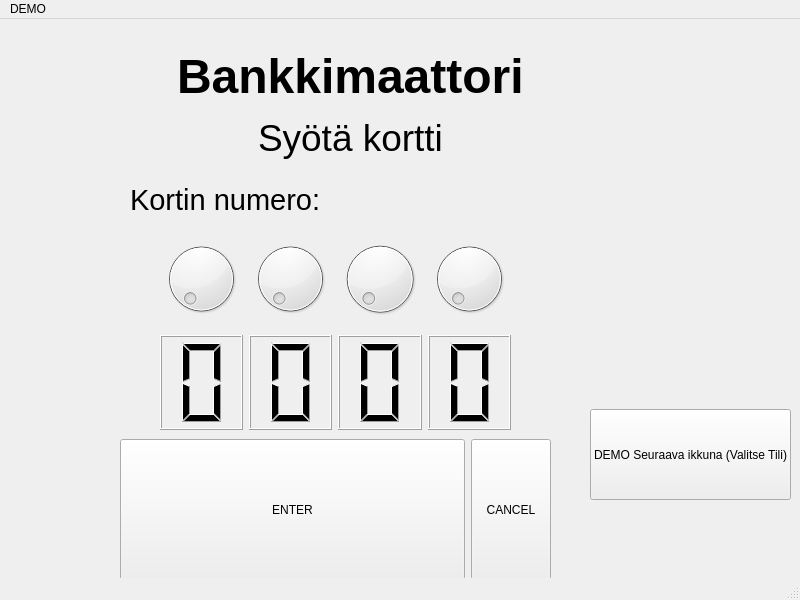
tvt23-pankkiprojekti/SPO_Group1, file bank-automat/mainwindow.ui: the form before one commit.
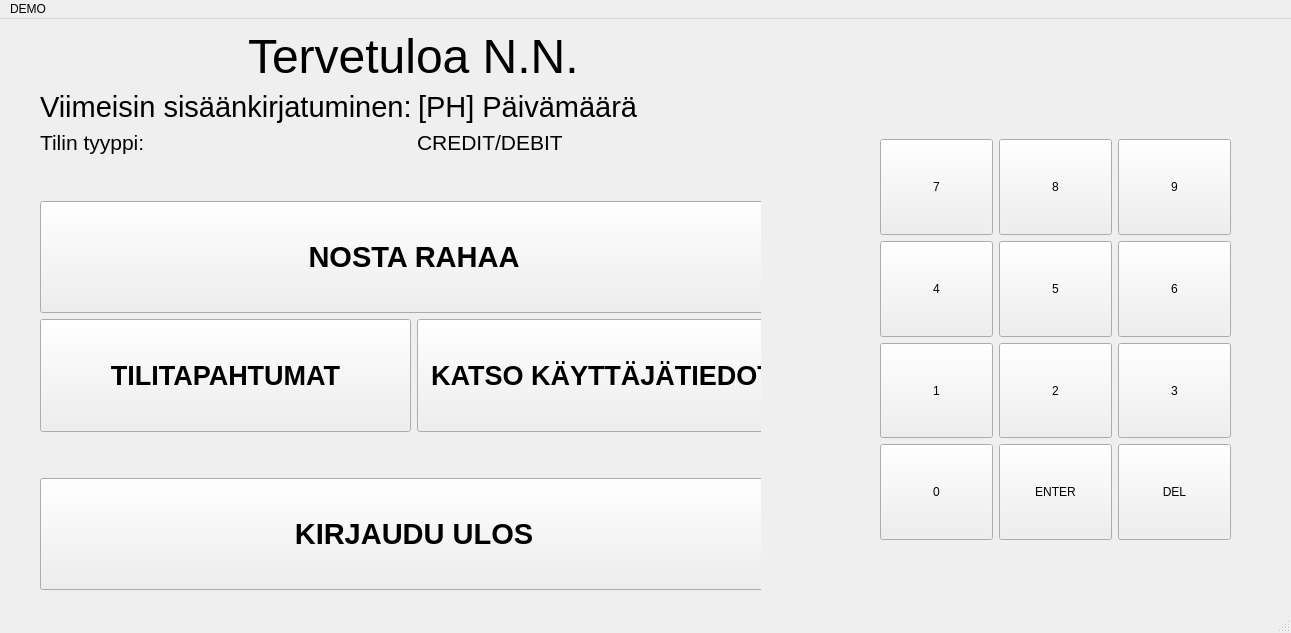
The form after the commit.

Patch:
```diff
--- a/bank-automat/mainwindow.ui
+++ b/bank-automat/mainwindow.ui
@@ -6,21 +6,202 @@
    <rect>
     <x>0</x>
     <y>0</y>
-    <width>800</width>
-    <height>600</height>
+    <width>1291</width>
+    <height>633</height>
    </rect>
   </property>
   <property name="windowTitle">
    <string>MainWindow</string>
   </property>
   <widget class="QWidget" name="centralwidget">
+   <widget class="QWidget" name="gridLayoutWidget">
+    <property name="geometry">
+     <rect>
+      <x>880</x>
+      <y>120</y>
+      <width>351</width>
+      <height>401</height>
+     </rect>
+    </property>
+    <layout class="QGridLayout" name="gridLayout">
+     <item row="1" column="1">
+      <widget class="QPushButton" name="btnNum5">
+       <property name="sizePolicy">
+        <sizepolicy hsizetype="Expanding" vsizetype="Expanding">
+         <horstretch>0</horstretch>
+         <verstretch>0</verstretch>
+        </sizepolicy>
+       </property>
+       <property name="text">
+        <string>5</string>
+       </property>
+      </widget>
+     </item>
+     <item row="0" column="1">
+      <widget class="QPushButton" name="btnNum8">
+       <property name="sizePolicy">
+        <sizepolicy hsizetype="Expanding" vsizetype="Expanding">
+         <horstretch>0</horstretch>
+         <verstretch>0</verstretch>
+        </sizepolicy>
+       </property>
+       <property name="text">
+        <string>8</string>
+       </property>
+      </widget>
+     </item>
+     <item row="2" column="1">
+      <widget class="QPushButton" name="btnNum2">
+       <property name="sizePolicy">
+        <sizepolicy hsizetype="Expanding" vsizetype="Expanding">
+         <horstretch>0</horstretch>
+         <verstretch>0</verstretch>
+        </sizepolicy>
+       </property>
+       <property name="text">
+        <string>2</string>
+       </property>
+      </widget>
+     </item>
+     <item row="1" column="2">
+      <widget class="QPushButton" name="btnNum6">
+       <property name="sizePolicy">
+        <sizepolicy hsizetype="Expanding" vsizetype="Expanding">
+         <horstretch>0</horstretch>
+         <verstretch>0</verstretch>
+        </sizepolicy>
+       </property>
+       <property name="text">
+        <string>6</string>
+       </property>
+      </widget>
+     </item>
+     <item row="0" column="0">
+      <widget class="QPushButton" name="btnNum7">
+       <property name="sizePolicy">
+        <sizepolicy hsizetype="Expanding" vsizetype="Expanding">
+         <horstretch>0</horstretch>
+         <verstretch>0</verstretch>
+        </sizepolicy>
+       </property>
+       <property name="text">
+        <string>7</string>
+       </property>
+      </widget>
+     </item>
+     <item row="2" column="0">
+      <widget class="QPushButton" name="btnNum1">
+       <property name="sizePolicy">
+        <sizepolicy hsizetype="Expanding" vsizetype="Expanding">
+         <horstretch>0</horstretch>
+         <verstretch>0</verstretch>
+        </sizepolicy>
+       </property>
+       <property name="text">
+        <string>1</string>
+       </property>
+      </widget>
+     </item>
+     <item row="1" column="0">
+      <widget class="QPushButton" name="btnNum4">
+       <property name="sizePolicy">
+        <sizepolicy hsizetype="Expanding" vsizetype="Expanding">
+         <horstretch>0</horstretch>
+         <verstretch>0</verstretch>
+        </sizepolicy>
+       </property>
+       <property name="text">
+        <string>4</string>
+       </property>
+      </widget>
+     </item>
+     <item row="0" column="2">
+      <widget class="QPushButton" name="btnNum1_9">
+       <property name="sizePolicy">
+        <sizepolicy hsizetype="Expanding" vsizetype="Expanding">
+         <horstretch>0</horstretch>
+         <verstretch>0</verstretch>
+        </sizepolicy>
+       </property>
+       <property name="text">
+        <string>9</string>
+       </property>
+      </widget>
+     </item>
+     <item row="2" column="2">
+      <widget class="QPushButton" name="btnNum3">
+       <property name="sizePolicy">
+        <sizepolicy hsizetype="Expanding" vsizetype="Expanding">
+         <horstretch>0</horstretch>
+         <verstretch>0</verstretch>
+        </sizepolicy>
+       </property>
+       <property name="text">
+        <string>3</string>
+       </property>
+      </widget>
+     </item>
+     <item row="3" column="0">
+      <widget class="QPushButton" name="btnNum0">
+       <property name="sizePolicy">
+        <sizepolicy hsizetype="Expanding" vsizetype="Expanding">
+         <horstretch>0</horstretch>
+         <verstretch>0</verstretch>
+        </sizepolicy>
+       </property>
+       <property name="text">
+        <string>0</string>
+       </property>
+      </widget>
+     </item>
+     <item row="3" column="1">
+      <widget class="QPushButton" name="btnNumEnter">
+       <property name="sizePolicy">
+        <sizepolicy hsizetype="Expanding" vsizetype="Expanding">
+         <horstretch>0</horstretch>
+         <verstretch>0</verstretch>
+        </sizepolicy>
+       </property>
+       <property name="text">
+        <string>ENTER</string>
+       </property>
+      </widget>
+     </item>
+     <item row="3" column="2">
+      <widget class="QPushButton" name="btnNumDel">
+       <property name="sizePolicy">
+        <sizepolicy hsizetype="Expanding" vsizetype="Expanding">
+         <horstretch>0</horstretch>
+         <verstretch>0</verstretch>
+        </sizepolicy>
+       </property>
+       <property name="text">
+        <string>DEL</string>
+       </property>
+      </widget>
+     </item>
+    </layout>
+   </widget>
+   <widget class="QStackedWidget" name="stackedWidget">
+    <property name="geometry">
+     <rect>
+      <x>10</x>
+      <y>0</y>
+      <width>751</width>
+      <height>581</height>
+     </rect>
+    </property>
+    <property name="currentIndex">
+     <number>2</number>
+    </property>
+    <widget class="QWidget" name="pageStartMenu">
    <widget class="QWidget" name="verticalLayoutWidget">
     <property name="geometry">
      <rect>
-      <x>130</x>
-      <y>30</y>
+        <x>140</x>
+        <y>10</y>
       <width>441</width>
-      <height>178</height>
+        <height>210</height>
      </rect>
     </property>
     <layout class="QVBoxLayout" name="verticalLayout">
@@ -85,97 +266,48 @@
    <widget class="QWidget" name="gridLayoutWidget_2">
     <property name="geometry">
      <rect>
-      <x>160</x>
-      <y>210</y>
-      <width>351</width>
-      <height>201</height>
+        <x>110</x>
+        <y>190</y>
+        <width>511</width>
+        <height>221</height>
      </rect>
     </property>
     <layout class="QGridLayout" name="gridLayout_2">
-     <item row="0" column="2">
-      <widget class="QDial" name="pinDial3">
-       <property name="maximum">
-        <number>9</number>
-       </property>
-      </widget>
-     </item>
-     <item row="0" column="1">
-      <widget class="QDial" name="pinDial2">
-       <property name="maximum">
-        <number>9</number>
-       </property>
-      </widget>
-     </item>
-     <item row="1" column="0">
-      <widget class="QLCDNumber" name="pinValue1">
-       <property name="enabled">
-        <bool>true</bool>
-       </property>
-       <property name="font">
-        <font>
-         <pointsize>28</pointsize>
-        </font>
-       </property>
-       <property name="digitCount">
-        <number>1</number>
+       <item row="0" column="0">
+        <widget class="QLabel" name="label_3">
+         <property name="text">
+          <string>TextLabel</string>
        </property>
       </widget>
      </item>
      <item row="0" column="3">
-      <widget class="QDial" name="pinDial4">
-       <property name="maximum">
-        <number>9</number>
+        <widget class="QLabel" name="label_6">
+         <property name="text">
+          <string>TextLabel</string>
        </property>
       </widget>
      </item>
-     <item row="1" column="1">
-      <widget class="QLCDNumber" name="pinValue2">
-       <property name="digitCount">
-        <number>1</number>
+       <item row="0" column="2">
+        <widget class="QLabel" name="label_5">
+         <property name="text">
+          <string>TextLabel</string>
        </property>
       </widget>
      </item>
-     <item row="1" column="3">
-      <widget class="QLCDNumber" name="pinValue4">
-       <property name="digitCount">
-        <number>1</number>
-       </property>
-      </widget>
-     </item>
-     <item row="1" column="2">
-      <widget class="QLCDNumber" name="pinValue3">
-       <property name="digitCount">
-        <number>1</number>
-       </property>
-      </widget>
-     </item>
-     <item row="0" column="0">
-      <widget class="QDial" name="pinDial1">
-       <property name="maximum">
-        <number>9</number>
+       <item row="0" column="1">
+        <widget class="QLabel" name="label_4">
+         <property name="text">
+          <string>TextLabel</string>
        </property>
       </widget>
      </item>
     </layout>
    </widget>
-   <widget class="QPushButton" name="pushButton_2">
-    <property name="geometry">
-     <rect>
-      <x>590</x>
-      <y>390</y>
-      <width>201</width>
-      <height>91</height>
-     </rect>
-    </property>
-    <property name="text">
-     <string>DEMO Seuraava ikkuna (Valitse Tili)</string>
-    </property>
-   </widget>
    <widget class="QWidget" name="horizontalLayoutWidget_2">
     <property name="geometry">
      <rect>
       <x>120</x>
-      <y>420</y>
+        <y>430</y>
       <width>431</width>
       <height>141</height>
      </rect>
@@ -219,14 +351,407 @@
     </layout>
    </widget>
   </widget>
+    <widget class="QWidget" name="pageValitseTili">
+     <widget class="QWidget" name="verticalLayoutWidget_2">
+      <property name="geometry">
+       <rect>
+        <x>180</x>
+        <y>190</y>
+        <width>331</width>
+        <height>251</height>
+       </rect>
+      </property>
+      <layout class="QVBoxLayout" name="verticalLayout_3">
+       <item alignment="Qt::AlignHCenter">
+        <widget class="QLabel" name="label_9">
+         <property name="font">
+          <font>
+           <pointsize>36</pointsize>
+           <bold>true</bold>
+          </font>
+         </property>
+         <property name="text">
+          <string>Valitse Tili</string>
+         </property>
+        </widget>
+       </item>
+       <item>
+        <spacer name="verticalSpacer">
+         <property name="orientation">
+          <enum>Qt::Vertical</enum>
+         </property>
+         <property name="sizeHint" stdset="0">
+          <size>
+           <width>20</width>
+           <height>40</height>
+          </size>
+         </property>
+        </spacer>
+       </item>
+       <item>
+        <layout class="QHBoxLayout" name="horizontalLayout_4">
+         <item>
+          <widget class="QPushButton" name="btnValitseCredit">
+           <property name="sizePolicy">
+            <sizepolicy hsizetype="Expanding" vsizetype="Expanding">
+             <horstretch>0</horstretch>
+             <verstretch>0</verstretch>
+            </sizepolicy>
+           </property>
+           <property name="text">
+            <string>Credit</string>
+           </property>
+          </widget>
+         </item>
+         <item>
+          <widget class="QPushButton" name="btnValitseDebit">
+           <property name="sizePolicy">
+            <sizepolicy hsizetype="Expanding" vsizetype="Expanding">
+             <horstretch>0</horstretch>
+             <verstretch>0</verstretch>
+            </sizepolicy>
+           </property>
+           <property name="text">
+            <string>Debit</string>
+           </property>
+          </widget>
+         </item>
+        </layout>
+       </item>
+      </layout>
+     </widget>
+    </widget>
+    <widget class="QWidget" name="pageMainMenu">
+     <widget class="QWidget" name="verticalLayoutWidget_3">
+      <property name="geometry">
+       <rect>
+        <x>30</x>
+        <y>10</y>
+        <width>748</width>
+        <height>561</height>
+       </rect>
+      </property>
+      <layout class="QVBoxLayout" name="verticalLayout_4">
+       <item>
+        <layout class="QVBoxLayout" name="verticalLayout_5">
+         <item alignment="Qt::AlignHCenter">
+          <widget class="QLabel" name="label_10">
+           <property name="font">
+            <font>
+             <pointsize>36</pointsize>
+            </font>
+           </property>
+           <property name="text">
+            <string>Tervetuloa N.N.</string>
+           </property>
+          </widget>
+         </item>
+         <item>
+          <layout class="QHBoxLayout" name="horizontalLayout_5">
+           <item>
+            <widget class="QLabel" name="label_11">
+             <property name="font">
+              <font>
+               <pointsize>22</pointsize>
+              </font>
+             </property>
+             <property name="text">
+              <string>Viimeisin sisäänkirjatuminen:</string>
+             </property>
+            </widget>
+           </item>
+           <item>
+            <widget class="QLabel" name="labelLastLogin">
+             <property name="font">
+              <font>
+               <pointsize>22</pointsize>
+              </font>
+             </property>
+             <property name="text">
+              <string>[PH] Päivämäärä</string>
+             </property>
+            </widget>
+           </item>
+          </layout>
+         </item>
+        </layout>
+       </item>
+       <item>
+        <layout class="QHBoxLayout" name="horizontalLayout_6">
+         <item>
+          <widget class="QLabel" name="label_12">
+           <property name="font">
+            <font>
+             <pointsize>16</pointsize>
+            </font>
+           </property>
+           <property name="text">
+            <string>Tilin tyyppi:</string>
+           </property>
+          </widget>
+         </item>
+         <item>
+          <widget class="QLabel" name="labelAccountType">
+           <property name="font">
+            <font>
+             <pointsize>16</pointsize>
+            </font>
+           </property>
+           <property name="text">
+            <string>CREDIT/DEBIT</string>
+           </property>
+          </widget>
+         </item>
+        </layout>
+       </item>
+       <item>
+        <spacer name="verticalSpacer_2">
+         <property name="orientation">
+          <enum>Qt::Vertical</enum>
+         </property>
+         <property name="sizeType">
+          <enum>QSizePolicy::Fixed</enum>
+         </property>
+         <property name="sizeHint" stdset="0">
+          <size>
+           <width>20</width>
+           <height>40</height>
+          </size>
+         </property>
+        </spacer>
+       </item>
+       <item>
+        <layout class="QVBoxLayout" name="verticalLayout_6">
+         <item>
+          <widget class="QPushButton" name="btnNostaRahaa">
+           <property name="sizePolicy">
+            <sizepolicy hsizetype="Expanding" vsizetype="Expanding">
+             <horstretch>0</horstretch>
+             <verstretch>0</verstretch>
+            </sizepolicy>
+           </property>
+           <property name="font">
+            <font>
+             <pointsize>22</pointsize>
+             <bold>true</bold>
+            </font>
+           </property>
+           <property name="text">
+            <string>NOSTA RAHAA</string>
+           </property>
+          </widget>
+         </item>
+         <item>
+          <layout class="QHBoxLayout" name="horizontalLayout_7">
+           <item>
+            <widget class="QPushButton" name="btnTilitapahtumat">
+             <property name="sizePolicy">
+              <sizepolicy hsizetype="Expanding" vsizetype="Expanding">
+               <horstretch>0</horstretch>
+               <verstretch>0</verstretch>
+              </sizepolicy>
+             </property>
+             <property name="font">
+              <font>
+               <pointsize>20</pointsize>
+               <bold>true</bold>
+              </font>
+             </property>
+             <property name="text">
+              <string>TILITAPAHTUMAT</string>
+             </property>
+            </widget>
+           </item>
+           <item>
+            <widget class="QPushButton" name="btnKatsoTiedot">
+             <property name="sizePolicy">
+              <sizepolicy hsizetype="Expanding" vsizetype="Expanding">
+               <horstretch>0</horstretch>
+               <verstretch>0</verstretch>
+              </sizepolicy>
+             </property>
+             <property name="font">
+              <font>
+               <pointsize>20</pointsize>
+               <bold>true</bold>
+              </font>
+             </property>
+             <property name="autoFillBackground">
+              <bool>false</bool>
+             </property>
+             <property name="text">
+              <string>KATSO KÄYTTÄJÄTIEDOT</string>
+             </property>
+            </widget>
+           </item>
+          </layout>
+         </item>
+         <item>
+          <spacer name="verticalSpacer_3">
+           <property name="orientation">
+            <enum>Qt::Vertical</enum>
+           </property>
+           <property name="sizeType">
+            <enum>QSizePolicy::Fixed</enum>
+           </property>
+           <property name="sizeHint" stdset="0">
+            <size>
+             <width>20</width>
+             <height>40</height>
+            </size>
+           </property>
+          </spacer>
+         </item>
+         <item>
+          <widget class="QPushButton" name="btnKirjauduUlos">
+           <property name="sizePolicy">
+            <sizepolicy hsizetype="Expanding" vsizetype="Expanding">
+             <horstretch>0</horstretch>
+             <verstretch>0</verstretch>
+            </sizepolicy>
+           </property>
+           <property name="font">
+            <font>
+             <pointsize>22</pointsize>
+             <bold>true</bold>
+            </font>
+           </property>
+           <property name="text">
+            <string>KIRJAUDU ULOS</string>
+           </property>
+          </widget>
+         </item>
+        </layout>
+       </item>
+      </layout>
+     </widget>
+    </widget>
+    <widget class="QWidget" name="pageNostaRahaa">
+     <widget class="QLabel" name="label_13">
+      <property name="geometry">
+       <rect>
+        <x>200</x>
+        <y>10</y>
+        <width>271</width>
+        <height>91</height>
+       </rect>
+      </property>
+      <property name="font">
+       <font>
+        <pointsize>26</pointsize>
+        <bold>true</bold>
+       </font>
+      </property>
+      <property name="text">
+       <string>NOSTA RAHAA</string>
+      </property>
+     </widget>
+     <widget class="QPushButton" name="btnTakaisin">
+      <property name="geometry">
+       <rect>
+        <x>200</x>
+        <y>440</y>
+        <width>331</width>
+        <height>91</height>
+       </rect>
+      </property>
+      <property name="baseSize">
+       <size>
+        <width>0</width>
+        <height>5</height>
+       </size>
+      </property>
+      <property name="font">
+       <font>
+        <pointsize>22</pointsize>
+        <bold>true</bold>
+       </font>
+      </property>
+      <property name="text">
+       <string>TAKAISIN</string>
+      </property>
+     </widget>
+    </widget>
+    <widget class="QWidget" name="pageTiliTapahtumat">
+     <widget class="QLabel" name="label_14">
+      <property name="geometry">
+       <rect>
+        <x>190</x>
+        <y>20</y>
+        <width>311</width>
+        <height>91</height>
+       </rect>
+      </property>
+      <property name="font">
+       <font>
+        <pointsize>26</pointsize>
+        <bold>true</bold>
+       </font>
+      </property>
+      <property name="text">
+       <string>TILI TAPAHTUMAT</string>
+      </property>
+     </widget>
+     <widget class="QPushButton" name="btnTakaisin2">
+      <property name="geometry">
+       <rect>
+        <x>220</x>
+        <y>440</y>
+        <width>231</width>
+        <height>81</height>
+       </rect>
+      </property>
+      <property name="text">
+       <string>TAKAISIN</string>
+      </property>
+     </widget>
+    </widget>
+    <widget class="QWidget" name="pageKatsoTiedot">
+     <widget class="QLabel" name="label_15">
+      <property name="geometry">
+       <rect>
+        <x>150</x>
+        <y>30</y>
+        <width>441</width>
+        <height>91</height>
+       </rect>
+      </property>
+      <property name="font">
+       <font>
+        <pointsize>26</pointsize>
+        <bold>true</bold>
+       </font>
+      </property>
+      <property name="text">
+       <string>KATSO KÄYTTÄJÄTIEDOT</string>
+      </property>
+     </widget>
+     <widget class="QPushButton" name="btnTakaisin3">
+      <property name="geometry">
+       <rect>
+        <x>200</x>
+        <y>410</y>
+        <width>271</width>
+        <height>121</height>
+       </rect>
+      </property>
+      <property name="text">
+       <string>TAKAISIN</string>
+      </property>
+     </widget>
+    </widget>
+   </widget>
+   <zorder>stackedWidget</zorder>
+   <zorder>gridLayoutWidget</zorder>
+  </widget>
   <widget class="QStatusBar" name="statusbar"/>
   <widget class="QMenuBar" name="menubar">
    <property name="geometry">
     <rect>
      <x>0</x>
      <y>0</y>
-     <width>800</width>
-     <height>22</height>
+     <width>1291</width>
+     <height>26</height>
     </rect>
    </property>
    <widget class="QMenu" name="menuStartWindow">
```
Lines whose indentation alone changed are shown as unchanged.
